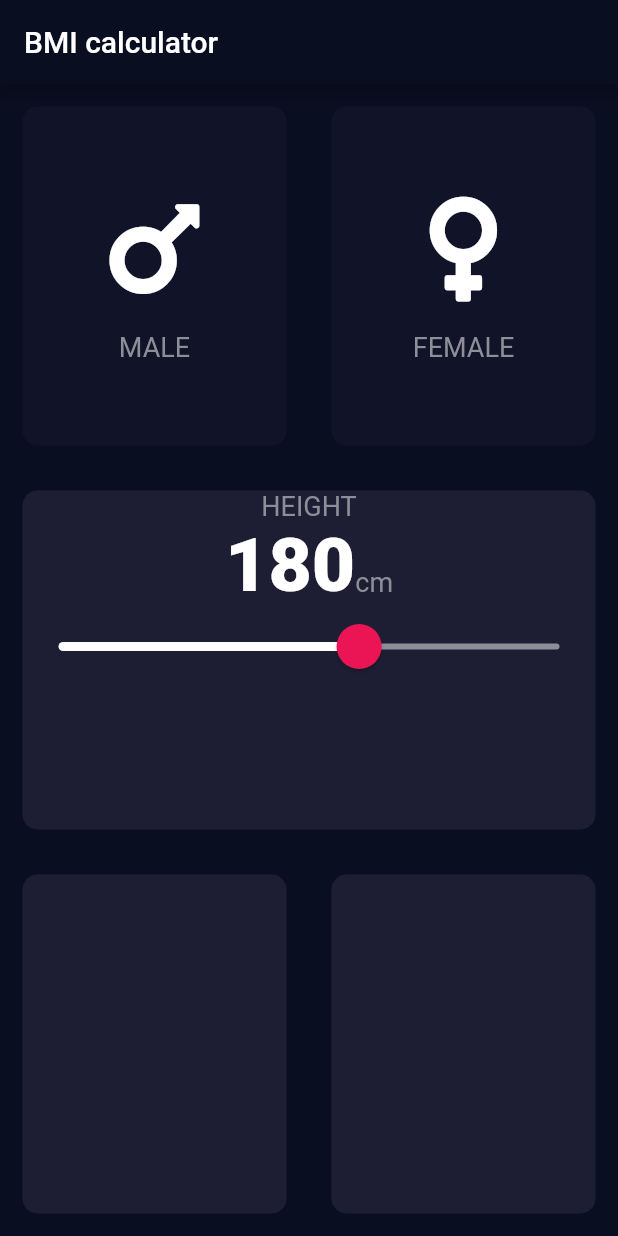
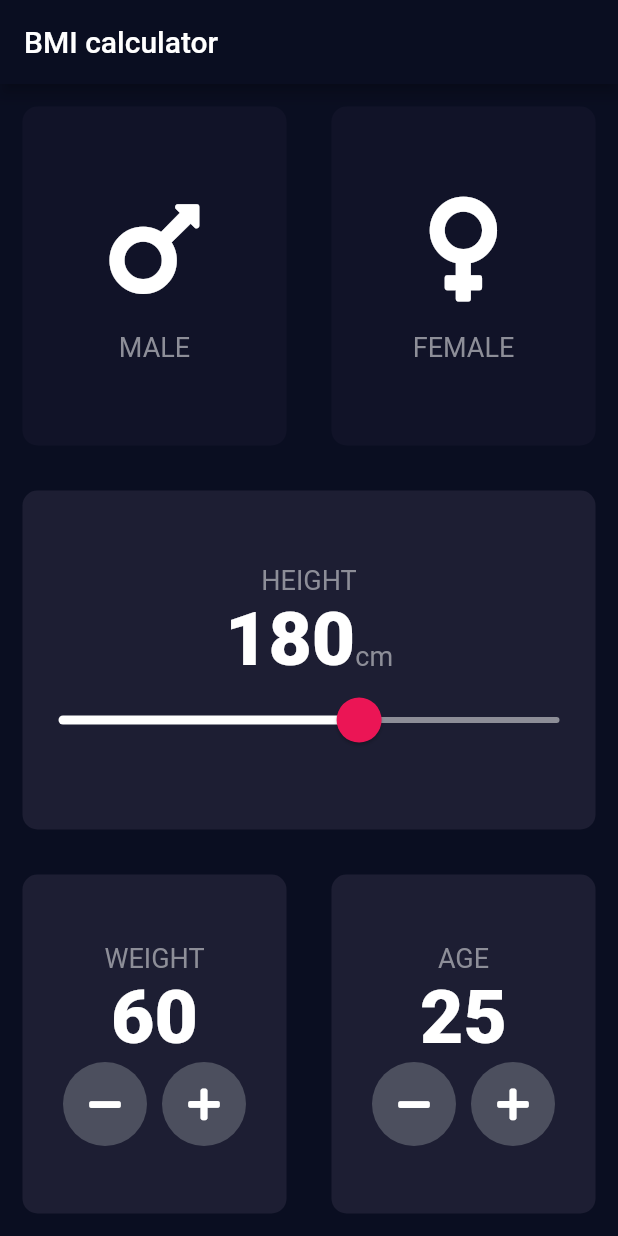
Before and after one commit to korsander/flutter-course, a Flutter app: the screen it shows after launch, on a phone screen of 412 x 824 dp. Run offline on Flutter 3.47's test engine with Material 2 defaults, Android fonts, the light colour scheme and no system bars; our stand-ins replace font_awesome_flutter.

Commit message:
added weight and age selectors

```diff
--- a/10-bmi-calc/lib/input_page.dart
+++ b/10-bmi-calc/lib/input_page.dart
@@ -23,6 +23,8 @@ class InputPage extends StatefulWidget {
 class _InputPageState extends State<InputPage> {
   Gender gender;
   int height = 180;
+  ValueWrapper weight = ValueWrapper(value: 60);
+  ValueWrapper age = ValueWrapper(value: 25);
 
   @override
   Widget build(BuildContext context) {
@@ -74,6 +76,7 @@ class _InputPageState extends State<InputPage> {
             child: ReusableCard(
               color: activeCardColor,
               child: Column(
+                mainAxisAlignment: MainAxisAlignment.center,
                 children: <Widget>[
                   Text(
                     'HEIGHT',
@@ -123,11 +126,23 @@ class _InputPageState extends State<InputPage> {
                 Expanded(
                   child: ReusableCard(
                     color: activeCardColor,
+                    child: ValueSelector(
+                      value: weight.value,
+                      title: 'WEIGHT',
+                      onIncrease: _increaseValue(weight),
+                      onDecrease: _decreaseValue(weight),
+                    ),
                   ),
                 ),
                 Expanded(
                   child: ReusableCard(
                     color: activeCardColor,
+                    child: ValueSelector(
+                      value: age.value,
+                      title: 'AGE',
+                      onIncrease: _increaseValue(age),
+                      onDecrease: _decreaseValue(age),
+                    ),
                   ),
                 ),
               ],
@@ -137,4 +152,97 @@ class _InputPageState extends State<InputPage> {
       ),
     );
   }
+
+  Function _increaseValue(ValueWrapper wrapper) {
+    return () {
+      setState(() {
+        wrapper.value++;
+      });
+    };
+  }
+
+  Function _decreaseValue(ValueWrapper wrapper) {
+    return () {
+      setState(() {
+        wrapper.value--;
+      });
+    };
+  }
 }
+
+class ValueWrapper {
+  ValueWrapper({this.value});
+  int value;
+}
+
+class ValueSelector extends StatelessWidget {
+  const ValueSelector(
+      {@required this.title,
+      @required this.value,
+      this.onIncrease,
+      this.onDecrease});
+
+  final int value;
+  final String title;
+  final Function onIncrease;
+  final Function onDecrease;
+
+  @override
+  Widget build(BuildContext context) {
+    return Column(
+      mainAxisAlignment: MainAxisAlignment.center,
+      children: <Widget>[
+        Text(
+          title,
+          style: LABEL_STYLE,
+        ),
+        Text(
+          value.toString(),
+          style: BIG_NUMBER_STYLE,
+        ),
+        Row(
+          mainAxisAlignment: MainAxisAlignment.center,
+          children: <Widget>[
+            RoundIconButton(
+              icon: FontAwesomeIcons.minus,
+              onPressed: () {
+                onDecrease();
+              },
+            ),
+            SizedBox(
+              width: 10.0,
+            ),
+            RoundIconButton(
+              icon: FontAwesomeIcons.plus,
+              onPressed: () {
+                onIncrease();
+              },
+            )
+          ],
+        )
+      ],
+    );
+  }
+}
+
+class RoundIconButton extends StatelessWidget {
+  RoundIconButton({@required this.icon, this.onPressed});
+
+  final IconData icon;
+  final Function onPressed;
+
+  @override
+  Widget build(BuildContext context) {
+    return RawMaterialButton(
+      elevation: 0.0,
+      child: Icon(icon),
+      onPressed: onPressed,
+      constraints: BoxConstraints.tightFor(
+        width: 56.0,
+        height: 56.0,
+      ),
+      shape: CircleBorder(),
+      fillColor: Color(0xFF4C4F5E),
+    );
+  }
+}
```
